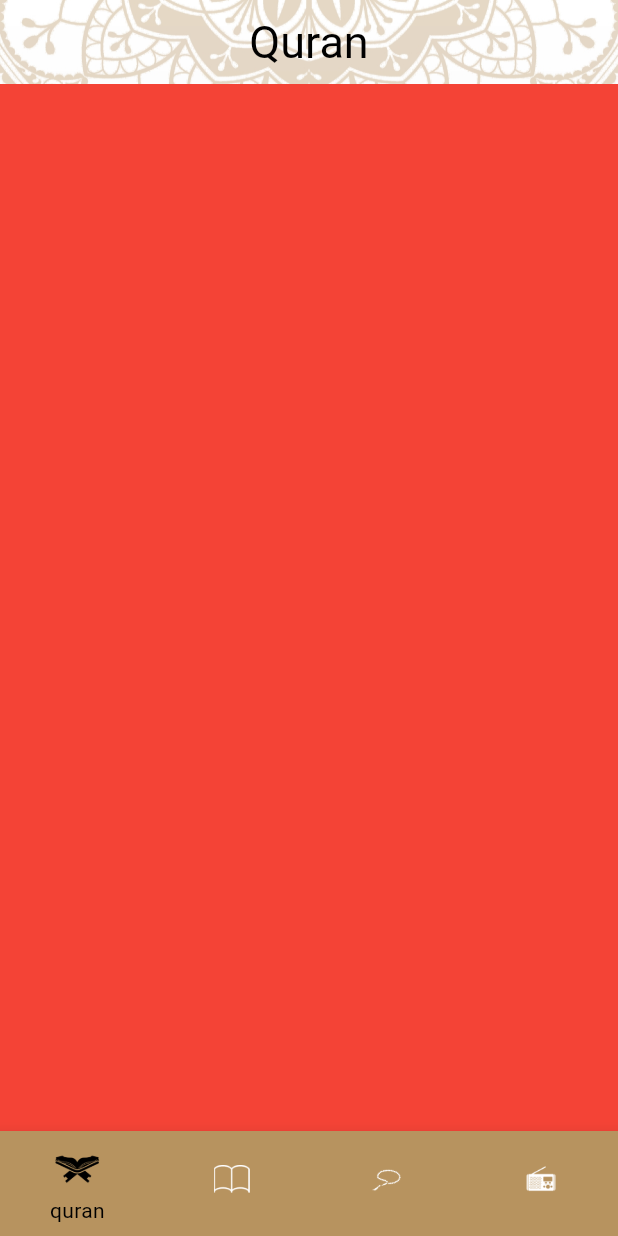
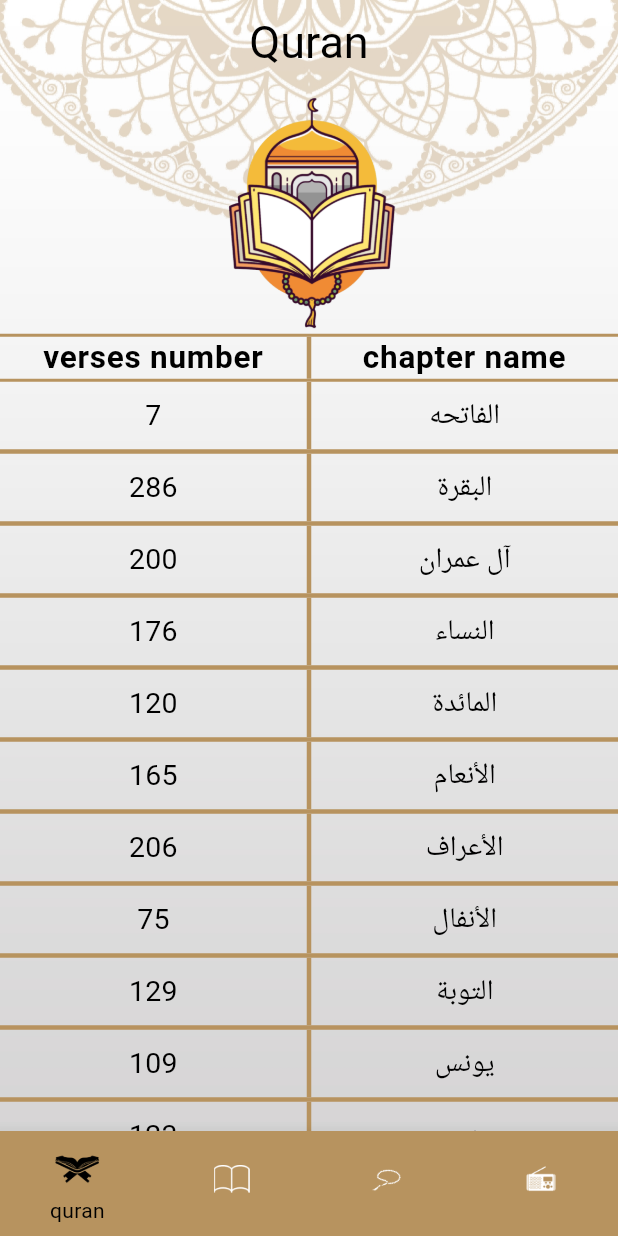
Before and after one commit to ziad-soliman166/quran-app, a Flutter app: the screen it shows after launch, on a phone screen of 412 x 824 dp. Run offline on Flutter 3.47's test engine with Material 3 defaults, Android fonts, the phone set to English and light mode, and no system bars.

Commit message:
+quran tab widget

```diff
--- /dev/null
+++ b/Islami/نسخة من suras names in dart .txt
@@ -0,0 +1,16 @@
+List<String> suraNames = [
+    "الفاتحه","البقرة","آل عمران","النساء","المائدة","الأنعام","الأعراف","الأنفال","التوبة","يونس","هود"
+    ,"يوسف","الرعد","إبراهيم","الحجر","النحل","الإسراء","الكهف","مريم","طه","الأنبياء","الحج","المؤمنون"
+    ,"النّور","الفرقان","الشعراء","النّمل","القصص","العنكبوت","الرّوم","لقمان","السجدة","الأحزاب","سبأ"
+    ,"فاطر","يس","الصافات","ص","الزمر","غافر","فصّلت","الشورى","الزخرف","الدّخان","الجاثية","الأحقاف"
+    ,"محمد","الفتح","الحجرات","ق","الذاريات","الطور","النجم","القمر","الرحمن","الواقعة","الحديد","المجادلة"
+    ,"الحشر","الممتحنة","الصف","الجمعة","المنافقون","التغابن","الطلاق","التحريم","الملك","القلم","الحاقة","المعارج"
+    ,"نوح","الجن","المزّمّل","المدّثر","القيامة","الإنسان","المرسلات","النبأ","النازعات","عبس","التكوير","الإنفطار"
+    ,"المطفّفين","الإنشقاق","البروج","الطارق","الأعلى","الغاشية","الفجر","البلد","الشمس","الليل","الضحى","الشرح"
+    ,"التين","العلق","القدر","البينة","الزلزلة","العاديات","القارعة","التكاثر","العصر",
+    "الهمزة","الفيل","قريش","الماعون","الكوثر","الكافرون","النصر","المسد","الإخلاص","الفلق","الناس"
+  ];
+  List<int> versesNumber = [7,286,200,176,120,165,206,75,129,109,123,111,43,52,99,128,111,110,98,135,112,78,118,64,77,227,93,88,
+    69,60,34,30,73,54,45,83,182,88,75,85,54,53,89,59,37,35,38,29,18,45,60,49,62,55,78,96,29,22,24,13,14,11,11,18,12,12,30,52,52,
+    44,28,28,20,56,40,31,50,40,46,42,29,19,36,25,22,17,19,26,30,20,15,21,11,8,5,19,5,8,8,11,11,8,3,9,5,4,6,3,6,3,5,4,5,6
+  ];
--- a/lib/config/my_theme/my_theme.dart
+++ b/lib/config/my_theme/my_theme.dart
@@ -1,4 +1,5 @@
 import 'package:flutter/material.dart';
+import 'package:quran_application/core/colors_manager.dart';
 
 class myTheme {
   static ThemeData lightTheme = ThemeData(
@@ -18,5 +19,18 @@ class myTheme {
       showSelectedLabels: true,
       showUnselectedLabels: false,
     ),
+    textTheme: TextTheme(
+      labelMedium: TextStyle(
+        color: Colors.black,
+        fontSize: 21,
+        fontWeight: FontWeight.w600,
+      ),
+      titleMedium: TextStyle(
+        color: Colors.black,
+        fontSize: 19,
+        fontWeight: FontWeight.w400,
+      ),
+    ),
+    dividerColor: colorsManager.goldColor,
   );
 }
--- a/lib/core/assets_manager.dart
+++ b/lib/core/assets_manager.dart
@@ -6,4 +6,5 @@ class AssetsManager {
   static const String sebhaScreen = "${base}sebha_icon.png";
   static const String radioScreen = "${base}radio_icon.png";
   static const String backgroundScreen = "${base}light_main_bg.jpg";
+  static const String quranHeaderIcon = "${base}quran_header_icon.png";
 }
--- a/lib/core/strings_manger.dart
+++ b/lib/core/strings_manger.dart
@@ -4,4 +4,6 @@ class stringsManager {
   static const String hadithIcon = "hadith";
   static const String sebhaIcon = "sebha";
   static const String radioIcon = "radio";
+  static const String versesNumberLabel = "verses number";
+  static const String chapterNameLabel = "chapter name";
 }
--- a/lib/presentation/home_screen/tabs/quran_tab/quran_tab.dart
+++ b/lib/presentation/home_screen/tabs/quran_tab/quran_tab.dart
@@ -1,12 +1,265 @@
 import 'package:flutter/material.dart';
+import 'package:quran_application/core/assets_manager.dart';
+import 'package:quran_application/core/colors_manager.dart';
+import 'package:quran_application/presentation/home_screen/tabs/quran_tab/widgets/quran_item_widget.dart';
+import 'package:quran_application/presentation/home_screen/tabs/quran_tab/widgets/quran_tab_header_widget.dart';
 
 class QuranTab extends StatelessWidget {
-  const QuranTab({super.key});
-
+  QuranTab({super.key});
+  List<String> suraNames = [
+    "الفاتحه",
+    "البقرة",
+    "آل عمران",
+    "النساء",
+    "المائدة",
+    "الأنعام",
+    "الأعراف",
+    "الأنفال",
+    "التوبة",
+    "يونس",
+    "هود",
+    "يوسف",
+    "الرعد",
+    "إبراهيم",
+    "الحجر",
+    "النحل",
+    "الإسراء",
+    "الكهف",
+    "مريم",
+    "طه",
+    "الأنبياء",
+    "الحج",
+    "المؤمنون",
+    "النّور",
+    "الفرقان",
+    "الشعراء",
+    "النّمل",
+    "القصص",
+    "العنكبوت",
+    "الرّوم",
+    "لقمان",
+    "السجدة",
+    "الأحزاب",
+    "سبأ",
+    "فاطر",
+    "يس",
+    "الصافات",
+    "ص",
+    "الزمر",
+    "غافر",
+    "فصّلت",
+    "الشورى",
+    "الزخرف",
+    "الدّخان",
+    "الجاثية",
+    "الأحقاف",
+    "محمد",
+    "الفتح",
+    "الحجرات",
+    "ق",
+    "الذاريات",
+    "الطور",
+    "النجم",
+    "القمر",
+    "الرحمن",
+    "الواقعة",
+    "الحديد",
+    "المجادلة",
+    "الحشر",
+    "الممتحنة",
+    "الصف",
+    "الجمعة",
+    "المنافقون",
+    "التغابن",
+    "الطلاق",
+    "التحريم",
+    "الملك",
+    "القلم",
+    "الحاقة",
+    "المعارج",
+    "نوح",
+    "الجن",
+    "المزّمّل",
+    "المدّثر",
+    "القيامة",
+    "الإنسان",
+    "المرسلات",
+    "النبأ",
+    "النازعات",
+    "عبس",
+    "التكوير",
+    "الإنفطار",
+    "المطفّفين",
+    "الإنشقاق",
+    "البروج",
+    "الطارق",
+    "الأعلى",
+    "الغاشية",
+    "الفجر",
+    "البلد",
+    "الشمس",
+    "الليل",
+    "الضحى",
+    "الشرح",
+    "التين",
+    "العلق",
+    "القدر",
+    "البينة",
+    "الزلزلة",
+    "العاديات",
+    "القارعة",
+    "التكاثر",
+    "العصر",
+    "الهمزة",
+    "الفيل",
+    "قريش",
+    "الماعون",
+    "الكوثر",
+    "الكافرون",
+    "النصر",
+    "المسد",
+    "الإخلاص",
+    "الفلق",
+    "الناس"
+  ];
+  List<int> versesNumber = [
+    7,
+    286,
+    200,
+    176,
+    120,
+    165,
+    206,
+    75,
+    129,
+    109,
+    123,
+    111,
+    43,
+    52,
+    99,
+    128,
+    111,
+    110,
+    98,
+    135,
+    112,
+    78,
+    118,
+    64,
+    77,
+    227,
+    93,
+    88,
+    69,
+    60,
+    34,
+    30,
+    73,
+    54,
+    45,
+    83,
+    182,
+    88,
+    75,
+    85,
+    54,
+    53,
+    89,
+    59,
+    37,
+    35,
+    38,
+    29,
+    18,
+    45,
+    60,
+    49,
+    62,
+    55,
+    78,
+    96,
+    29,
+    22,
+    24,
+    13,
+    14,
+    11,
+    11,
+    18,
+    12,
+    12,
+    30,
+    52,
+    52,
+    44,
+    28,
+    28,
+    20,
+    56,
+    40,
+    31,
+    50,
+    40,
+    46,
+    42,
+    29,
+    19,
+    36,
+    25,
+    22,
+    17,
+    19,
+    26,
+    30,
+    20,
+    15,
+    21,
+    11,
+    8,
+    5,
+    19,
+    5,
+    8,
+    8,
+    11,
+    11,
+    8,
+    3,
+    9,
+    5,
+    4,
+    6,
+    3,
+    6,
+    3,
+    5,
+    4,
+    5,
+    6
+  ];
   @override
   Widget build(BuildContext context) {
-    return const Scaffold(
-      backgroundColor: Colors.red,
+    return Container(
+      child: Column(
+        children: [
+          Expanded(flex: 1, child: Image.asset(AssetsManager.quranHeaderIcon)),
+          quranTabHeaderWidget(),
+          Expanded(
+              flex: 3,
+              child: ListView.separated(
+                separatorBuilder: (context, index) => Container(
+                  width: double.infinity,
+                  height: 3,
+                  color: colorsManager.goldColor,
+                ),
+                itemBuilder: (context, index) => quranItem(
+                    suraName: suraNames[index],
+                    versesNumber: versesNumber[index].toString()),
+                itemCount: suraNames.length,
+              ))
+        ],
+      ),
     );
   }
 }
--- /dev/null
+++ b/lib/presentation/home_screen/tabs/quran_tab/widgets/quran_item_widget.dart
@@ -0,0 +1,39 @@
+import 'package:flutter/material.dart';
+
+class quranItem extends StatelessWidget {
+  quranItem({super.key, required this.suraName, required this.versesNumber});
+  String suraName;
+  String versesNumber;
+  @override
+  Widget build(BuildContext context) {
+    return IntrinsicHeight(
+      child: Row(
+        children: [
+          Expanded(
+            child: Padding(
+              padding: const EdgeInsets.all(8.0),
+              child: Text(
+                versesNumber,
+                style: Theme.of(context).textTheme.titleMedium,
+                textAlign: TextAlign.center,
+              ),
+            ),
+          ),
+          VerticalDivider(
+            color: Theme.of(context).dividerColor,
+            width: 3,
+            thickness: 3,
+          ),
+          Expanded(
+            child: Padding(
+              padding: const EdgeInsets.all(8.0),
+              child: Text(suraName,
+                  style: Theme.of(context).textTheme.titleMedium,
+                  textAlign: TextAlign.center),
+            ),
+          ),
+        ],
+      ),
+    );
+  }
+}
--- /dev/null
+++ b/lib/presentation/home_screen/tabs/quran_tab/widgets/quran_tab_header_widget.dart
@@ -0,0 +1,44 @@
+import 'package:flutter/material.dart';
+import 'package:quran_application/core/colors_manager.dart';
+import 'package:quran_application/core/strings_manger.dart';
+
+class quranTabHeaderWidget extends StatelessWidget {
+  const quranTabHeaderWidget({super.key});
+
+  @override
+  Widget build(BuildContext context) {
+    return Container(
+      decoration: const BoxDecoration(
+        border: Border.symmetric(
+          horizontal: BorderSide(
+            color: colorsManager.goldColor,
+            width: 2,
+          ),
+        ),
+      ),
+      child: IntrinsicHeight(
+        child: Row(
+          children: [
+            Expanded(
+                child: Text(
+              stringsManager.versesNumberLabel,
+              style: Theme.of(context).textTheme.labelMedium,
+              textAlign: TextAlign.center,
+            )),
+            VerticalDivider(
+              width: 3,
+              color: Theme.of(context).dividerColor,
+              thickness: 3,
+            ),
+            Expanded(
+                child: Text(
+              stringsManager.chapterNameLabel,
+              style: Theme.of(context).textTheme.labelMedium,
+              textAlign: TextAlign.center,
+            )),
+          ],
+        ),
+      ),
+    );
+  }
+}
```
Also changed, not shown: assets/images/quran_header_icon.jpg (added), assets/images/quran_header_icon.png (added), 1 other file.
